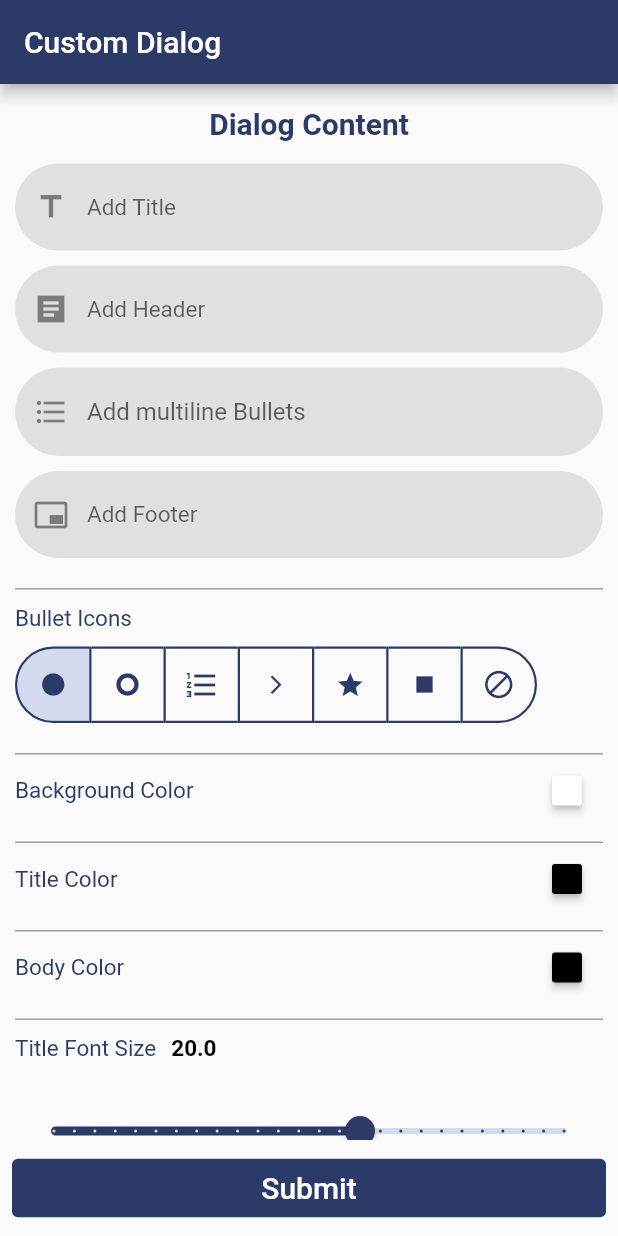
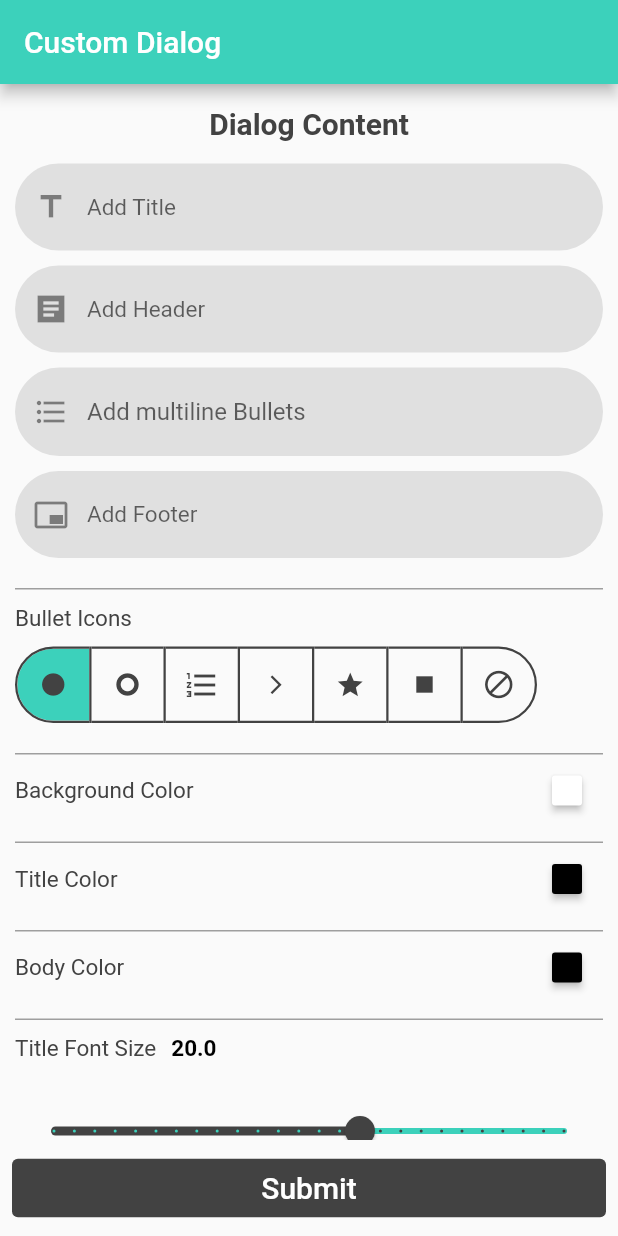
Before and after one commit to skyvaSolutions/custom_alert_dialog, a Flutter app: the screen it shows after launch, after a tap on "Advanced Settings", on a phone screen of 412 x 824 dp. Run offline on Flutter 3.47's test engine with Material 2 defaults, Android fonts, the phone set to English and light mode, and no system bars; drawn by our look-alikes of flutter_form_builder; our stand-ins replace flutter_colorpicker; missing offline and left inert: form_builder_image_picker.

Commit message:
color changed

```diff
--- a/lib/main.dart
+++ b/lib/main.dart
@@ -19,14 +19,14 @@ class MyApp extends StatelessWidget {
       child: MaterialApp(
         theme: ThemeData(
           colorScheme: ThemeData().colorScheme.copyWith(
-            primary: Color(0xff2B3A67),
-            secondary: Color(0xff2B3A67),
+            primary: Color(0xFF3CD1BB),
+            secondary: Color(0xFF4C44B3),
           ),
         ),
         home: Scaffold(
           appBar: AppBar(
             title: Text('Custom Dialog'),
-            backgroundColor: Color(0xff2B3A67),
+            backgroundColor: Color(0xFF3CD1BB),
           ),
           body: AddParameters(),
         ),
--- a/lib/screens/add_parameters.dart
+++ b/lib/screens/add_parameters.dart
@@ -14,12 +14,12 @@ import 'package:custom_dialog/controller/ui_controller.dart';
 final _formKey = GlobalKey<FormBuilderState>();
 
 //Color Scheme of the app
-Color colorPrimary = Color(0xff2B3A67);
-Color colorSecondary = Color(0xffD4DAED);
-Color colorButton = Color(0xffD4DAED);
+Color colorPrimary = Colors.grey.shade800;
+Color colorSecondary = Color(0xFF3CD1BB);
+Color colorButton = Color(0xFF3CD1BB);
 
 
-//This is the defailt decoration for all the text fields
+//This is the default decoration for all the text fields
 InputDecoration CustomInputDecoration(String label, IconData prefixIcon) {
   return InputDecoration(
     prefixIcon: Icon(prefixIcon),
```
